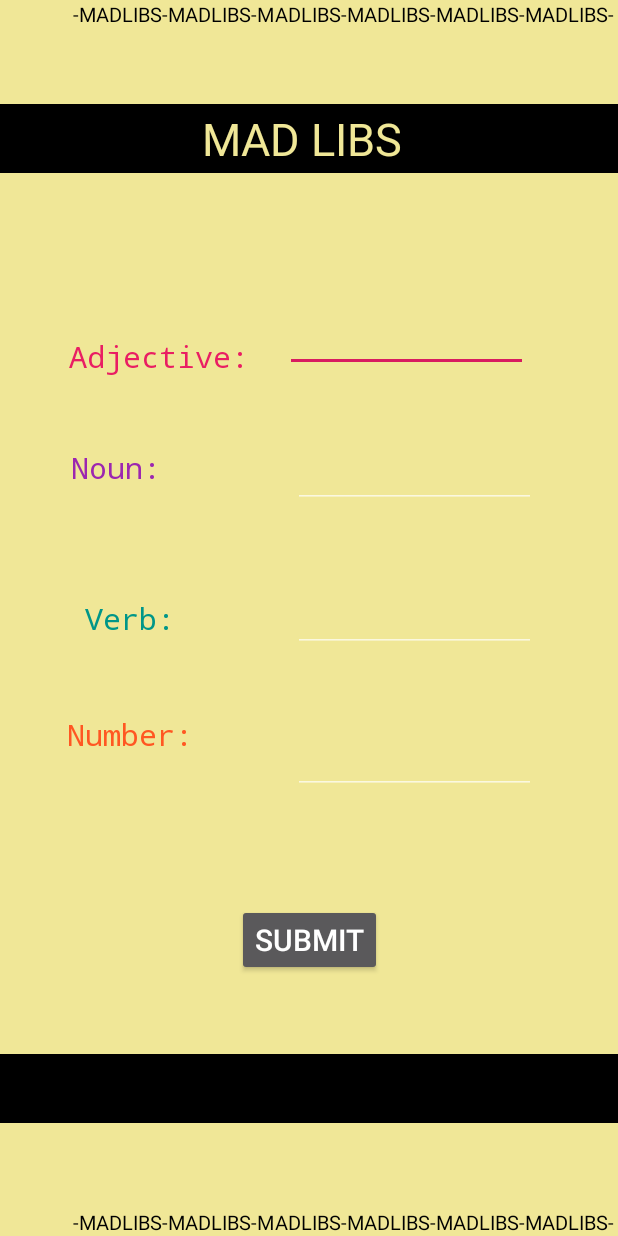
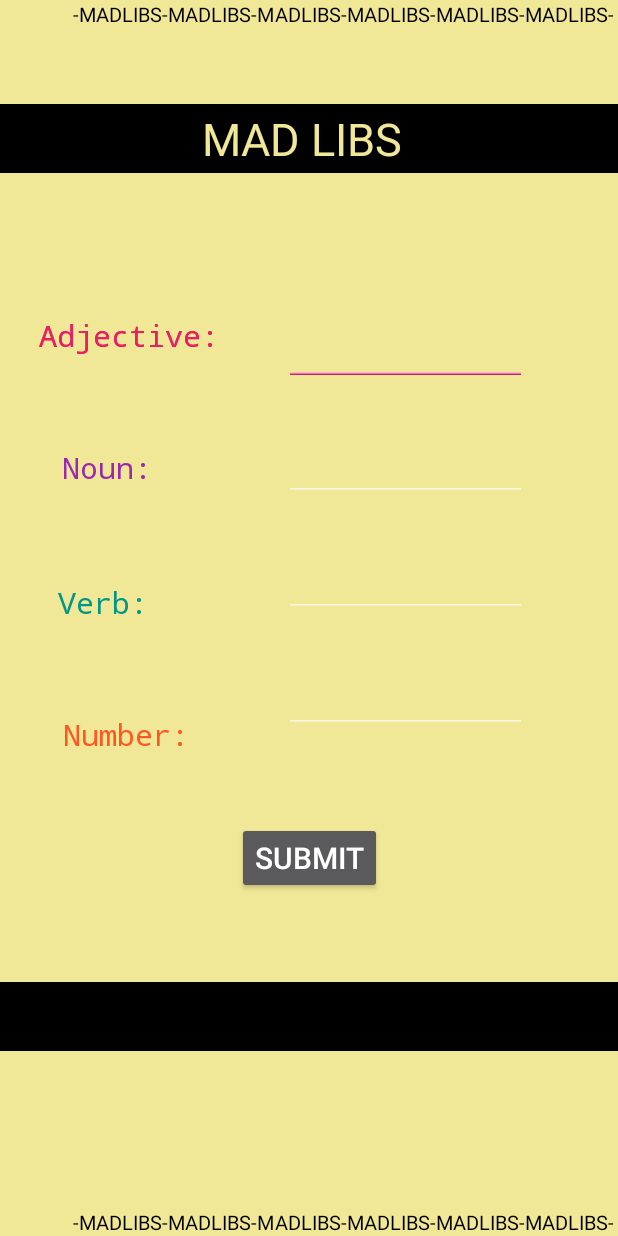
Before and after one commit to kdesai0512/MadLibDesai, an Android app: the screen it shows after launch (MainActivity), on a phone screen of 412 x 824 dp. Run offline under Robolectric (Android 15) with nearby library versions, the phone set to English and light mode, and no system bars.

Commit message:
Tuesday Commit. Finished dimens and ScrollView.

```diff
--- a/app/src/main/res/layout/activity_main.xml
+++ b/app/src/main/res/layout/activity_main.xml
@@ -1,12 +1,21 @@
 <?xml version="1.0" encoding="utf-8"?>
-<androidx.constraintlayout.widget.ConstraintLayout xmlns:android="http://schemas.android.com/apk/res/android"
+<ScrollView xmlns:android="http://schemas.android.com/apk/res/android"
     xmlns:app="http://schemas.android.com/apk/res-auto"
     xmlns:tools="http://schemas.android.com/tools"
     android:layout_width="match_parent"
     android:layout_height="match_parent"
     android:background="#F0E797"
     android:orientation="vertical"
+    android:fillViewport="true">
+
+<androidx.constraintlayout.widget.ConstraintLayout  xmlns:app="http://schemas.android.com/apk/res-auto"
+
+    android:layout_width="match_parent"
+    android:layout_height="match_parent"
+    android:background="#F0E797"
+    android:orientation="vertical"
     tools:context=".MainActivity">
+
 
     <TextView
         android:id="@+id/borderTop"
@@ -42,8 +51,8 @@
         app:layout_constraintVertical_bias="0.089" />
 
     <TextView
-        android:layout_width="wrap_content"
-        android:layout_height="wrap_content"
+        android:layout_width="121dp"
+        android:layout_height="29dp"
         android:layout_marginStart="@dimen/start"
         android:layout_marginTop="8dp"
         android:layout_marginEnd="24dp"
@@ -53,24 +62,61 @@
         android:text="Adjective:"
         android:textColor="#E91E63"
         android:textSize="@dimen/word"
-        app:layout_constraintBottom_toTopOf="@+id/textView2"
+        app:layout_constraintBottom_toBottomOf="parent"
         app:layout_constraintEnd_toStartOf="@+id/adjective"
-        app:layout_constraintHorizontal_bias="1.0"
         app:layout_constraintStart_toStartOf="parent"
         app:layout_constraintTop_toTopOf="parent"
-        app:layout_constraintVertical_bias="0.849" />
+        app:layout_constraintVertical_bias="0.259" />
+
+
 
     <EditText
         android:id="@+id/adjective"
         android:layout_width="wrap_content"
         android:layout_height="wrap_content"
-        android:layout_marginStart="130dp"
+        android:layout_marginBottom="8dp"
         android:hint="                                 "
+        android:textColor="#0A0101"
         app:layout_constraintBottom_toBottomOf="parent"
+        app:layout_constraintHorizontal_bias="0.758"
         app:layout_constraintLeft_toLeftOf="parent"
         app:layout_constraintRight_toRightOf="parent"
         app:layout_constraintTop_toTopOf="parent"
-        app:layout_constraintVertical_bias="0.26" />
+        app:layout_constraintVertical_bias="0.274" />
+
+    <TextView
+        android:layout_width="121dp"
+        android:layout_height="29dp"
+        android:layout_marginStart="@dimen/start"
+        android:layout_marginTop="8dp"
+        android:layout_marginEnd="24dp"
+        android:layout_marginBottom="8dp"
+        android:background="#00E91E63"
+        android:fontFamily="monospace"
+        android:text="Adjective:"
+        android:textColor="#E91E63"
+        android:textSize="@dimen/word"
+        app:layout_constraintBottom_toBottomOf="parent"
+        app:layout_constraintEnd_toStartOf="@+id/adjective"
+        app:layout_constraintStart_toStartOf="parent"
+        app:layout_constraintTop_toTopOf="parent"
+        app:layout_constraintVertical_bias="0.259" />
+
+
+
+    <EditText
+        android:id="@+id/name"
+        android:layout_width="wrap_content"
+        android:layout_height="wrap_content"
+        android:layout_marginBottom="8dp"
+        android:hint="                                 "
+        android:textColor="#0A0101"
+        app:layout_constraintBottom_toBottomOf="parent"
+        app:layout_constraintHorizontal_bias="0.758"
+        app:layout_constraintLeft_toLeftOf="parent"
+        app:layout_constraintRight_toRightOf="parent"
+        app:layout_constraintTop_toTopOf="parent"
+        app:layout_constraintVertical_bias="0.274" />
 
 
     <TextView
@@ -93,19 +139,18 @@
         android:id="@+id/noun"
         android:layout_width="wrap_content"
         android:layout_height="wrap_content"
+        android:layout_marginTop="@dimen/top"
         android:hint="                                 "
-        app:layout_constraintBottom_toBottomOf="parent"
-        app:layout_constraintHorizontal_bias="0.782"
+        app:layout_constraintHorizontal_bias="0.758"
         app:layout_constraintLeft_toLeftOf="parent"
         app:layout_constraintRight_toRightOf="parent"
-        app:layout_constraintTop_toTopOf="parent"
-        app:layout_constraintVertical_bias="0.377" />
+        app:layout_constraintTop_toBottomOf="@+id/adjective" />
 
     <TextView
         android:layout_width="wrap_content"
         android:layout_height="wrap_content"
         android:layout_marginStart="@dimen/start"
-        android:layout_marginEnd="30dp"
+        android:layout_marginEnd="60dp"
         android:fontFamily="monospace"
         android:text="Verb:"
         android:textColor="#009688"
@@ -113,18 +158,19 @@
         app:layout_constraintBottom_toBottomOf="parent"
         app:layout_constraintEnd_toStartOf="@+id/verb"
         app:layout_constraintStart_toStartOf="parent"
-        app:layout_constraintTop_toTopOf="parent" />
+        app:layout_constraintTop_toTopOf="parent"
+        app:layout_constraintVertical_bias="0.487" />
 
     <EditText
         android:id="@+id/verb"
         android:layout_width="wrap_content"
         android:layout_height="wrap_content"
+        android:layout_marginTop="@dimen/top"
         android:hint="                                 "
-        app:layout_constraintBottom_toBottomOf="parent"
-        app:layout_constraintHorizontal_bias="0.782"
+        app:layout_constraintHorizontal_bias="0.758"
         app:layout_constraintLeft_toLeftOf="parent"
         app:layout_constraintRight_toRightOf="parent"
-        app:layout_constraintTop_toTopOf="parent" />
+        app:layout_constraintTop_toBottomOf="@+id/noun" />
 
     <TextView
         android:layout_width="wrap_content"
@@ -145,13 +191,12 @@
         android:id="@+id/number"
         android:layout_width="wrap_content"
         android:layout_height="wrap_content"
+        android:layout_marginTop="@dimen/top"
         android:hint="                                 "
-        app:layout_constraintBottom_toBottomOf="parent"
-        app:layout_constraintHorizontal_bias="0.782"
+        app:layout_constraintHorizontal_bias="0.758"
         app:layout_constraintLeft_toLeftOf="parent"
         app:layout_constraintRight_toRightOf="parent"
-        app:layout_constraintTop_toTopOf="parent"
-        app:layout_constraintVertical_bias="0.622" />
+        app:layout_constraintTop_toBottomOf="@+id/verb" />
 
     <Button
         android:id="@+id/button"
@@ -167,13 +212,14 @@
         app:layout_constraintBottom_toBottomOf="parent"
         app:layout_constraintEnd_toEndOf="parent"
         app:layout_constraintStart_toStartOf="parent"
-        app:layout_constraintTop_toBottomOf="@+id/textView"
-        app:layout_constraintVertical_bias="0.744" />
+        app:layout_constraintTop_toBottomOf="@+id/number"
+        app:layout_constraintVertical_bias="0.19" />
 
     <TextView
         android:id="@+id/textView3"
         android:layout_width="421dp"
         android:layout_height="46dp"
+        android:layout_marginTop="8dp"
         android:layout_marginEnd="8dp"
         android:background="#000000"
         android:gravity="center"
@@ -182,15 +228,16 @@
         android:textSize="30dp"
         app:layout_constraintBottom_toBottomOf="parent"
         app:layout_constraintEnd_toEndOf="parent"
-        app:layout_constraintHorizontal_bias="0.611"
+        app:layout_constraintHorizontal_bias="0.277"
         app:layout_constraintStart_toStartOf="parent"
-        app:layout_constraintTop_toTopOf="parent"
-        app:layout_constraintVertical_bias="0.903" />
+        app:layout_constraintTop_toBottomOf="@+id/button"
+        app:layout_constraintVertical_bias="0.291" />
 
     <TextView
         android:id="@+id/borderBottom"
         android:layout_width="wrap_content"
         android:layout_height="wrap_content"
+        android:layout_marginTop="8dp"
         android:layout_marginEnd="2dp"
         android:text="-MADLIBS-MADLIBS-MADLIBS-MADLIBS-MADLIBS-MADLIBS-"
         android:textColor="@android:color/background_dark"
@@ -198,6 +245,11 @@
         app:layout_constraintBottom_toBottomOf="parent"
         app:layout_constraintEnd_toEndOf="parent"
         app:layout_constraintHorizontal_bias="1.0"
-        app:layout_constraintStart_toStartOf="parent" />
+        app:layout_constraintStart_toStartOf="parent"
+        app:layout_constraintTop_toBottomOf="@+id/textView3"
+        app:layout_constraintVertical_bias="1.0" />
+
 
 </androidx.constraintlayout.widget.ConstraintLayout>
+
+ </ScrollView>
--- a/app/src/main/res/values/dimens.xml
+++ b/app/src/main/res/values/dimens.xml
@@ -2,6 +2,7 @@
 <resources>
     <dimen name="start">8dp</dimen>
     <dimen name="word">20sp</dimen>
+    <dimen name="top">32dp</dimen>
 
 
 </resources>
```
